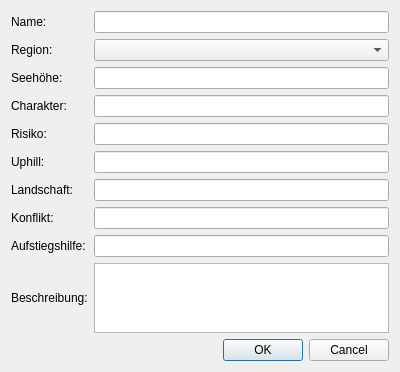
gimoya/tiroltrailhead, file webmap/digitizing/TrailsForm.ui: the form before one commit.
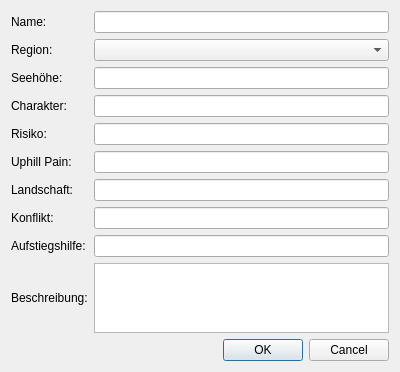
The form after the commit.

Diff of the .ui file:
```diff
--- a/webmap/digitizing/TrailsForm.ui
+++ b/webmap/digitizing/TrailsForm.ui
@@ -30,7 +30,7 @@
    <item row="7" column="0">
     <widget class="QLabel" name="uphill_name">
      <property name="text">
-      <string>Uphill:</string>
+      <string>Uphill Pain:</string>
      </property>
     </widget>
    </item>
```
Left out of the diff: 2 changed lines with no effect on the pictures.
